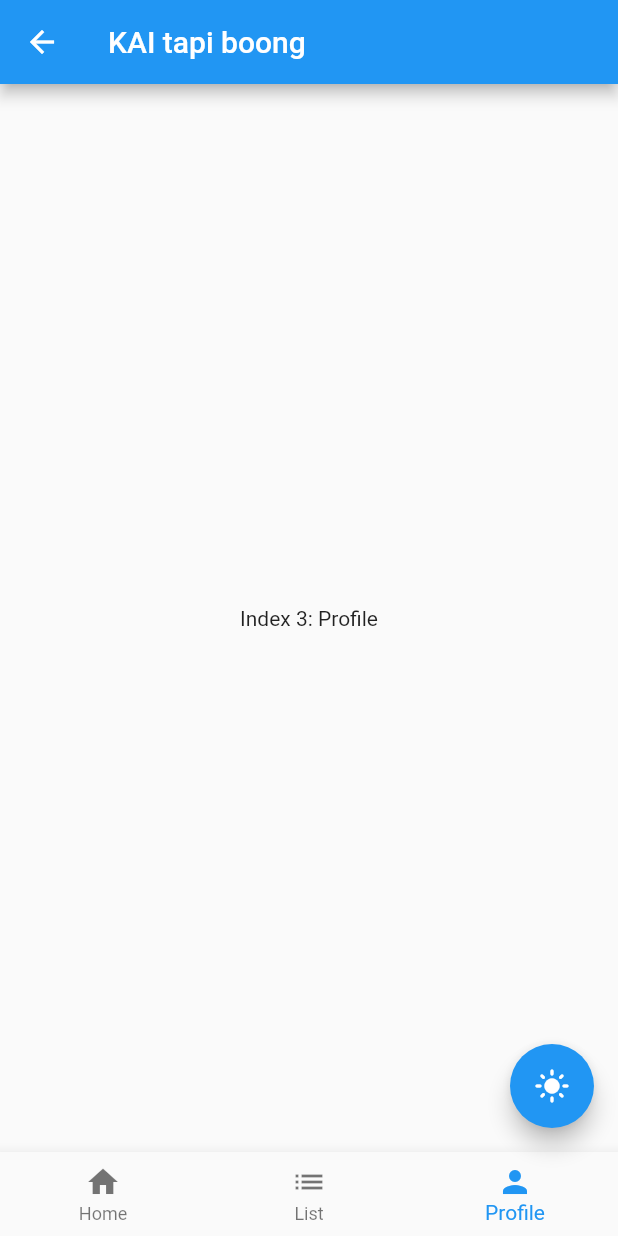
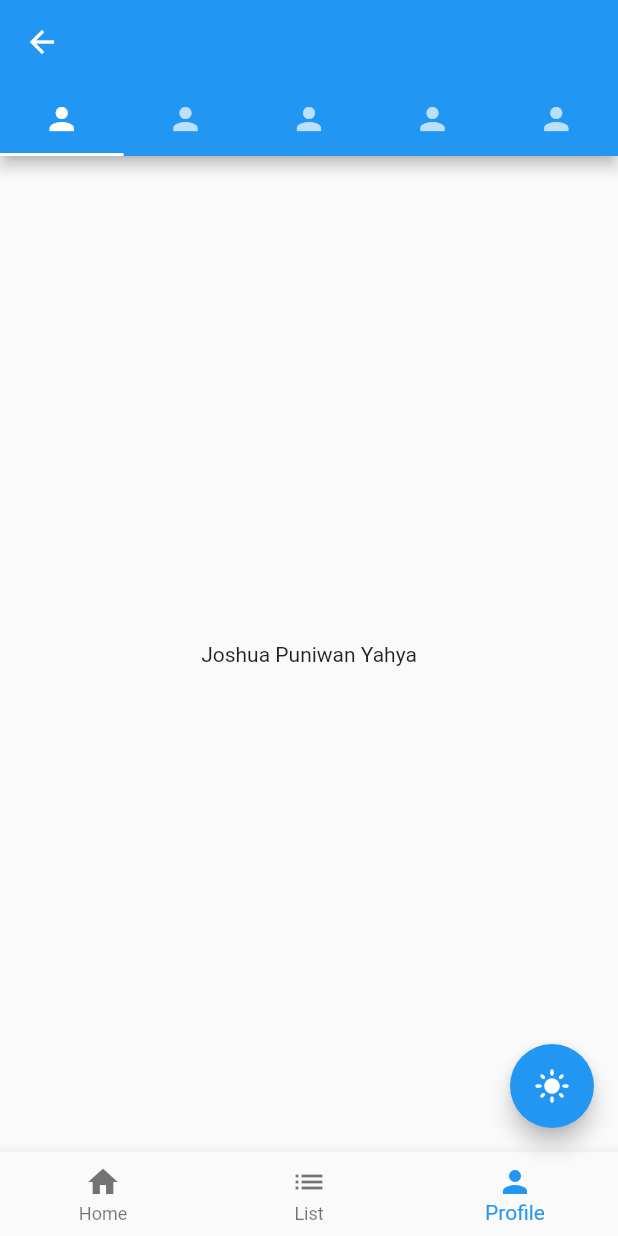
Before and after one commit to ErickMarcellinoP18/11_PBPtransportasi, a Flutter app: the HomeView screen opened directly, item 3 of the bottom bar chosen, on a phone screen of 412 x 824 dp. Run offline on Flutter 3.47's test engine with Material 2 defaults, Android fonts, the phone set to English and light mode, and no system bars; our stand-ins replace shared_preferences; accounts and stored records are empty; network calls fail.

Commit message:
Revisi_akhir

```diff
--- a/lib/view/home.dart
+++ b/lib/view/home.dart
@@ -3,6 +3,7 @@ import 'package:provider/provider.dart';
 import 'package:transportasi_11/theme/theme_model.dart';
 import 'package:transportasi_11/theme/theme_prefrences.dart';
 import 'package:transportasi_11/view/view_list.dart';
+import 'package:transportasi_11/view/topbar2.dart';
 import 'package:transportasi_11/view/grid.dart';
 
 class HomeView extends StatefulWidget {
@@ -27,11 +28,7 @@ class _HomeViewState extends State<HomeView> {
       child: GridExpandable(),
     ),
     ListNamaView(),
-    Center(
-      child: Text(
-        'Index 3: Profile',
-      ),
-    )
+    topBar(),
   ];
 
   @override
@@ -39,9 +36,9 @@ class _HomeViewState extends State<HomeView> {
     return Consumer(
       builder: (context, ThemeModel themeNotifier, child) {
         return Scaffold(
-          appBar: AppBar(
-            title: Text("KAI tapi boong"),
-          ),
+          // appBar: AppBar(
+          //   title: Text("KAI tapi boong"),
+          // ),
           floatingActionButton: FloatingActionButton(
             onPressed: () {
               themeNotifier.isDark
--- /dev/null
+++ b/lib/view/topbar2.dart
@@ -0,0 +1,59 @@
+import 'package:flutter/material.dart';
+
+class topBar extends StatefulWidget {
+  const topBar({super.key});
+
+  @override
+  State<topBar> createState() => _topBarState();
+}
+
+class _topBarState extends State<topBar> {
+  final upperTab = const TabBar(tabs: <Tab>[
+    Tab(
+      icon: Icon(Icons.person),
+    ),
+    Tab(
+      icon: Icon(Icons.person),
+    ),
+    Tab(
+      icon: Icon(Icons.person),
+    ),
+    Tab(
+      icon: Icon(Icons.person),
+    ),
+    Tab(
+      icon: Icon(Icons.person),
+    )
+  ]);
+  @override
+  Widget build(BuildContext context) {
+    return DefaultTabController(
+      length: 5,
+      child: Scaffold(
+        appBar: AppBar(
+          bottom: upperTab,
+        ),
+        body: TabBarView(
+          children: [
+            Center(
+              child: Text("Joshua Puniwan Yahya"),
+            ),
+            Center(
+              child: Text("Tio Pramudya"),
+            ),
+            Center(
+              child: Text("Erick Marcellino Pranata"),
+            ),
+            Center(
+              child: Text("Agatha Andrea Situngkir"),
+            ),
+            Center(
+              child: Text("Samuel Juang"),
+            )
+          ],
+        ),
+      ),
+    );
+    ;
+  }
+}
```
Also changed, not shown: lib/view/register.dart (+45 -6 lines), lib/view/view_list.dart (+3 -4 lines).
